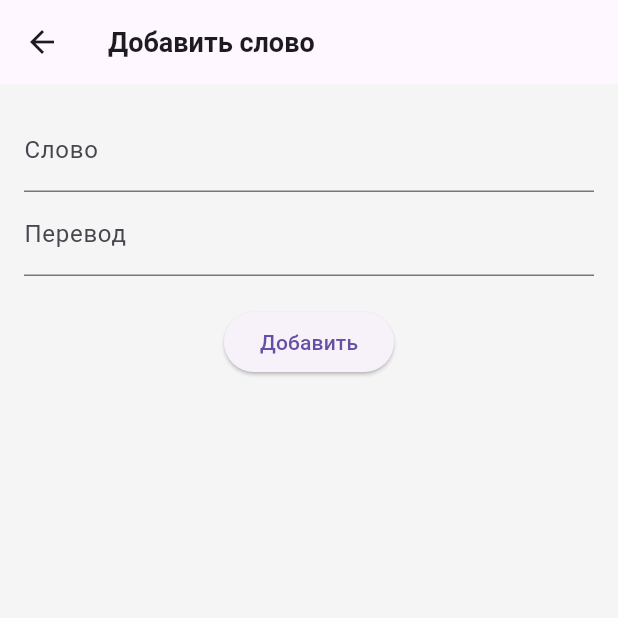
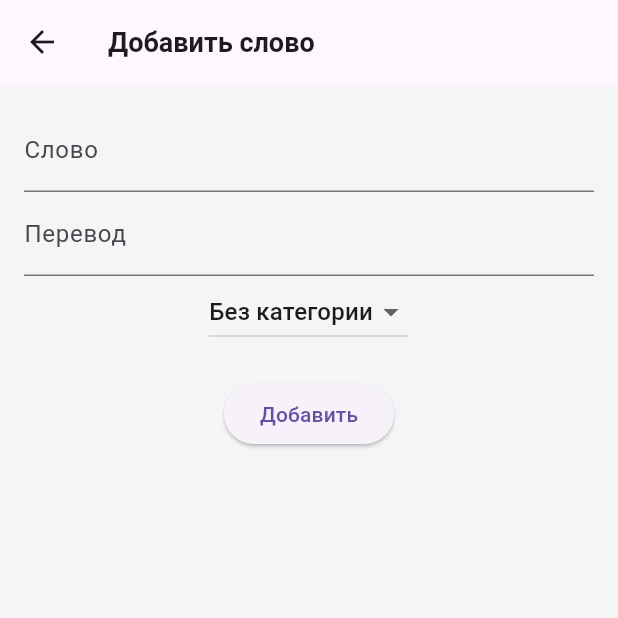
Before and after one commit to SergeyVodopyanov/KursachMobile, a Flutter app: the screen it shows after launch, after a tap on the "add" icon, on a phone screen of 412 x 824 dp, the top half of it. Run offline on Flutter 3.47's test engine with Material 3 defaults, Android fonts, the phone set to English and light mode, and no system bars.

Commit message:
категории и поиск. конечная версия

```diff
--- /dev/null
+++ b/lib/models/category.dart
@@ -0,0 +1,5 @@
+class Category {
+  final String name;
+
+  Category({required this.name});
+}
--- a/lib/models/word.dart
+++ b/lib/models/word.dart
@@ -2,10 +2,12 @@ class Word {
   String word; // Убрали final
   String translation; // Убрали final
   bool isLearned;
+  String category;
 
   Word({
     required this.word,
     required this.translation,
     this.isLearned = false,
+    this.category = 'Без категории',
   });
 }
--- a/lib/screens/home_screen.dart
+++ b/lib/screens/home_screen.dart
@@ -5,6 +5,7 @@ import 'learn_screen.dart';
 import 'test_screen.dart';
 import 'edit_screen.dart';
 import 'stats_screen.dart';
+import 'categories_screen.dart';
 
 class HomeScreen extends StatefulWidget {
   @override
@@ -14,6 +15,7 @@ class HomeScreen extends StatefulWidget {
 class _HomeScreenState extends State<HomeScreen> {
   final WordService wordService = WordService();
   String _searchQuery = '';
+  String _selectedCategory = 'Все категории';
 
   void _refreshWords() {
     setState(() {});
@@ -44,37 +46,34 @@ class _HomeScreenState extends State<HomeScreen> {
   }
 
   List<Word> getFilteredWords() {
-    return wordService.getWords().where((word) =>
+    List<Word> filteredWords = wordService.getWords().where((word) =>
         word.word.toLowerCase().contains(_searchQuery.toLowerCase()) ||
         word.translation.toLowerCase().contains(_searchQuery.toLowerCase())).toList();
+
+    if (_selectedCategory != 'Все категории') {
+      filteredWords = filteredWords.where((word) => word.category == _selectedCategory).toList();
+    }
+
+    return filteredWords;
   }
 
   @override
   Widget build(BuildContext context) {
     return Scaffold(
       appBar: AppBar(
-        title: Row(
-          children: [
-            Text('Изучение слов'), // Заголовок
-            SizedBox(width: 10), // Отступ между заголовком и полем поиска
-            Expanded(
-              child: TextField(
-                decoration: InputDecoration(
-                  hintText: 'Поиск...',
-                  border: InputBorder.none,
-                  hintStyle: TextStyle(color: Colors.white70),
+        title: Text('Изучение слов'),
+        actions: [
+          IconButton(
+            onPressed: () {
+              Navigator.push(
+                context,
+                MaterialPageRoute(
+                  builder: (context) => CategoriesScreen(wordService: wordService),
                 ),
-                style: TextStyle(color: Colors.white),
-                onChanged: (value) {
-                  setState(() {
-                    _searchQuery = value;
-                  });
+              );
             },
+            icon: Icon(Icons.category),
           ),
-            ),
-          ],
-        ),
-        actions: [
           IconButton(
             onPressed: () {
               Navigator.push(
@@ -88,7 +87,45 @@ class _HomeScreenState extends State<HomeScreen> {
           ),
         ],
       ),
-      body: ListView.builder(
+      body: Column(
+        children: [
+          Padding(
+            padding: const EdgeInsets.all(16.0),
+            child: Column(
+              children: [
+                TextField(
+                  decoration: InputDecoration(
+                    hintText: 'Поиск...',
+                    border: OutlineInputBorder(),
+                    prefixIcon: Icon(Icons.search),
+                  ),
+                  onChanged: (value) {
+                    setState(() {
+                      _searchQuery = value;
+                    });
+                  },
+                ),
+                SizedBox(height: 10),
+                DropdownButton<String>(
+                  value: _selectedCategory,
+                  onChanged: (value) {
+                    setState(() {
+                      _selectedCategory = value!;
+                    });
+                  },
+                  items: ['Все категории'].followedBy(wordService.getCategories()).map((category) {
+                    return DropdownMenuItem(
+                      value: category,
+                      child: Text(category),
+                    );
+                  }).toList(),
+                  isExpanded: true,
+                ),
+              ],
+            ),
+          ),
+          Expanded(
+            child: ListView.builder(
               itemCount: getFilteredWords().length,
               itemBuilder: (context, index) {
                 final word = getFilteredWords()[index];
@@ -123,6 +160,9 @@ class _HomeScreenState extends State<HomeScreen> {
                 );
               },
             ),
+          ),
+        ],
+      ),
       floatingActionButton: Column(
         mainAxisAlignment: MainAxisAlignment.end,
         children: [
--- a/lib/screens/learn_screen.dart
+++ b/lib/screens/learn_screen.dart
@@ -13,6 +13,7 @@ class LearnScreen extends StatefulWidget {
 class _LearnScreenState extends State<LearnScreen> {
   final TextEditingController wordController = TextEditingController();
   final TextEditingController translationController = TextEditingController();
+  String selectedCategory = 'Без категории';
 
   @override
   Widget build(BuildContext context) {
@@ -32,10 +33,28 @@ class _LearnScreenState extends State<LearnScreen> {
               controller: translationController,
               decoration: InputDecoration(labelText: 'Перевод'),
             ),
+            DropdownButton<String>(
+              value: selectedCategory,
+              onChanged: (value) {
+                setState(() {
+                  selectedCategory = value!;
+                });
+              },
+              items: widget.wordService.getCategories().map((category) {
+                return DropdownMenuItem(
+                  value: category,
+                  child: Text(category),
+                );
+              }).toList(),
+            ),
             SizedBox(height: 20),
             ElevatedButton(
               onPressed: () {
-                widget.wordService.addWord(wordController.text, translationController.text);
+                widget.wordService.addWord(
+                  wordController.text,
+                  translationController.text,
+                  category: selectedCategory,
+                );
                 Navigator.pop(context);
               },
               child: Text('Добавить'),
--- a/lib/services/word_service.dart
+++ b/lib/services/word_service.dart
@@ -1,10 +1,12 @@
 import '../models/word.dart';
+import '../models/category.dart';
 
 class WordService {
   List<Word> words = [];
+  List<Category> categories = [Category(name: 'Без категории')];
 
-  void addWord(String word, String translation) {
-    words.add(Word(word: word, translation: translation));
+  void addWord(String word, String translation, {String category = 'Без категории'}) {
+    words.add(Word(word: word, translation: translation, category: category));
   }
 
   void markAsLearned(int index) {
@@ -18,4 +20,16 @@ class WordService {
   List<Word> getWords() {
     return words;
   }
+
+  List<String> getCategories() {
+    return categories.map((category) => category.name).toList();
+  }
+
+  void addCategory(String name) {
+    categories.add(Category(name: name));
+  }
+
+  void deleteCategory(String name) {
+    categories.removeWhere((category) => category.name == name);
+  }
 }
```
Also changed, not shown: lib/screens/categories_screen.dart (added, +72 -0 lines), lib/screens/edit_screen.dart (+17 -0 lines). Lines whose indentation alone changed are shown as unchanged.
